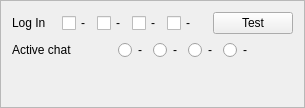
Before: the Qt Designer form mqt/MqtKSTClient/kstloginframe.ui in Rsclub22/Minos2-Mirror, drawn with Qt 5.
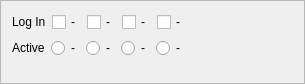
After: the same form once the commit is applied.

What changed in the file:
```diff
--- a/mqt/MqtKSTClient/kstloginframe.ui
+++ b/mqt/MqtKSTClient/kstloginframe.ui
@@ -7,7 +7,7 @@
     <x>0</x>
     <y>0</y>
     <width>305</width>
-    <height>108</height>
+    <height>84</height>
    </rect>
   </property>
   <property name="sizePolicy">
@@ -35,22 +35,6 @@
        </property>
       </widget>
      </item>
-     <item>
-      <spacer name="horizontalSpacer_5">
-       <property name="orientation">
-        <enum>Qt::Orientation::Horizontal</enum>
-       </property>
-       <property name="sizeType">
-        <enum>QSizePolicy::Policy::Preferred</enum>
-       </property>
-       <property name="sizeHint" stdset="0">
-        <size>
-         <width>40</width>
-         <height>20</height>
-        </size>
-       </property>
-      </spacer>
-     </item>
      <item>
       <widget class="QCheckBox" name="login1cb">
        <property name="text">
@@ -92,13 +76,6 @@
        </property>
       </spacer>
      </item>
-     <item>
-      <widget class="QPushButton" name="KSTTestButton">
-       <property name="text">
-        <string>Test</string>
-       </property>
-      </widget>
-     </item>
     </layout>
    </item>
    <item>
@@ -106,26 +83,10 @@
      <item>
       <widget class="QLabel" name="label_8">
        <property name="text">
-        <string>Active chat</string>
+        <string>Active</string>
        </property>
       </widget>
      </item>
-     <item>
-      <spacer name="horizontalSpacer_7">
-       <property name="orientation">
-        <enum>Qt::Orientation::Horizontal</enum>
-       </property>
-       <property name="sizeType">
-        <enum>QSizePolicy::Policy::Preferred</enum>
-       </property>
-       <property name="sizeHint" stdset="0">
-        <size>
-         <width>40</width>
-         <height>20</height>
-        </size>
-       </property>
-      </spacer>
-     </item>
      <item>
       <widget class="QRadioButton" name="active1rb">
        <property name="text">
```
Left out of the diff: 5 changed lines with no effect on the pictures.
